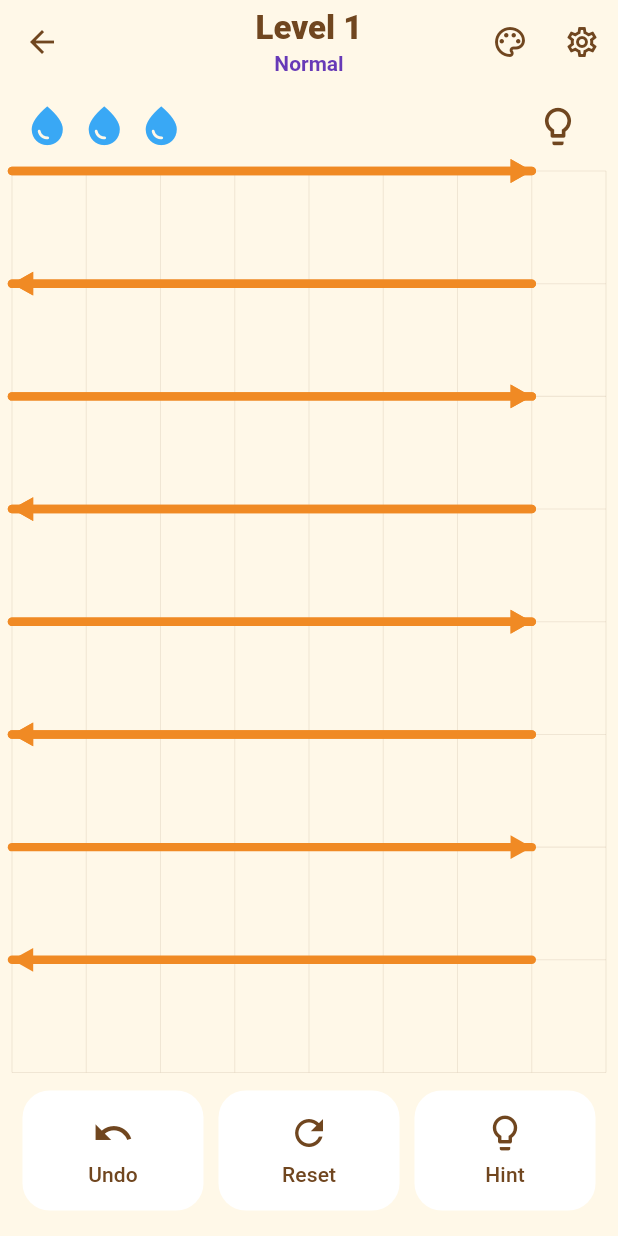
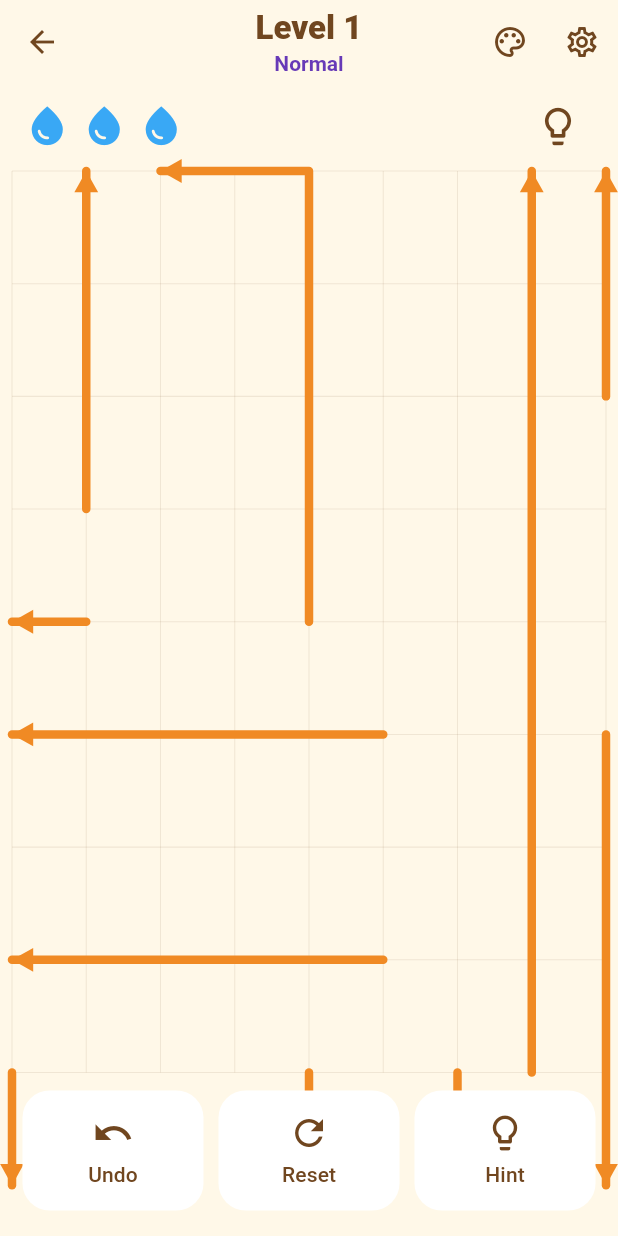
Before and after one commit to thegkexpert662-afk/arrogame1, a Flutter app: the GameScreen screen opened by its route, on a phone screen of 412 x 824 dp. Run offline on Flutter 3.47's test engine with Material 3 defaults, Android fonts, the phone set to English and light mode, and no system bars; our stand-ins replace shared_preferences; accounts and stored records are empty.

Commit message:
Implement random 90 degree turning arrow generator

```diff
--- a/lib/engine/arrow_puzzle_engine.dart
+++ b/lib/engine/arrow_puzzle_engine.dart
@@ -29,16 +29,16 @@ class ArrowPuzzleEngine {
   static List<Arrow> _generate(int level, PuzzleDifficulty difficulty) {
     final random = Random(level * 7919 + difficulty.index * 104729);
     final grid = switch (difficulty) {
-      PuzzleDifficulty.easy => min(9, 7 + level ~/ 30),
-      PuzzleDifficulty.normal => min(11, 8 + level ~/ 25),
-      PuzzleDifficulty.hard => min(13, 9 + level ~/ 20),
-      PuzzleDifficulty.expert => min(15, 10 + level ~/ 15),
+      PuzzleDifficulty.easy => 9,
+      PuzzleDifficulty.normal => 10,
+      PuzzleDifficulty.hard => 11,
+      PuzzleDifficulty.expert => 12,
     };
     final count = switch (difficulty) {
-      PuzzleDifficulty.easy => min(22, 7 + level ~/ 4),
-      PuzzleDifficulty.normal => min(38, 12 + level ~/ 3),
-      PuzzleDifficulty.hard => min(52, 18 + level ~/ 2),
-      PuzzleDifficulty.expert => min(68, 24 + level),
+      PuzzleDifficulty.easy => min(18, 9 + level ~/ 8),
+      PuzzleDifficulty.normal => min(28, 13 + level ~/ 5),
+      PuzzleDifficulty.hard => min(34, 17 + level ~/ 4),
+      PuzzleDifficulty.expert => min(40, 21 + level ~/ 3),
     };
     final maxTurns = switch (difficulty) {
       PuzzleDifficulty.easy => 1,
@@ -54,51 +54,40 @@ class ArrowPuzzleEngine {
     };
     final cell = 1.0 / (grid - 1);
 
-    for (var attempt = 0; attempt < 450; attempt++) {
+    // Generate many candidates and keep only boards that have a legal
+    // removal order. The random seed makes every level deterministic.
+    for (var attempt = 0; attempt < 700; attempt++) {
       final result = <Arrow>[];
-      final occupied = <String>{};
+      final occupiedPoints = <String>{};
+      final occupiedEdges = <String>{};
 
       for (var i = 0; i < count; i++) {
         Arrow? candidate;
-        for (var tryArrow = 0; tryArrow < 80; tryArrow++) {
-          final path = _makePath(random, grid, maxTurns, maxSteps, occupied);
+        for (var trial = 0; trial < 120; trial++) {
+          final path = _makePath(random, grid, maxTurns, maxSteps);
           if (path == null || path.length < 2) continue;
-          final points = path.map((p) => '${p.row}:${p.col}').toList();
+          if (!_fits(path, occupiedPoints, occupiedEdges)) continue;
+
           final last = path.last;
-          final prev = path[path.length - 2];
-          final finalDirection = Arrow.directionBetween(prev, last);
-          final key = points.join('|');
-          if (occupied.contains(key)) continue;
+          final previous = path[path.length - 2];
+          final finalDirection = Arrow.directionBetween(previous, last);
           candidate = Arrow(
             'L${level}_$i',
-            last.col * cell,
-            last.row * cell,
+            path.first.col * cell,
+            path.first.row * cell,
             (path.length - 1) * cell,
             finalDirection,
             path: path,
+            gridSize: grid,
           );
-          // Reserve a small clearance around every path point. This makes
-          // the dense board look close-packed while preventing touching.
-          final expanded = <String>{};
-          for (final p in path) {
-            for (var dr = -1; dr <= 1; dr++) {
-              for (var dc = -1; dc <= 1; dc++) {
-                expanded.add('${p.row + dr}:${p.col + dc}');
-              }
-            }
-          }
-          if (expanded.any(occupied.contains)) {
-            candidate = null;
-            continue;
-          }
-          occupied.addAll(expanded);
+          _reserve(path, occupiedPoints, occupiedEdges);
           break;
         }
         if (candidate == null) break;
         result.add(candidate);
       }
 
-      if (result.length >= max(3, count * 0.75).floor() && _isSolvable(result)) {
+      if (result.length >= max(5, (count * .70).floor()) && _isSolvable(result)) {
         return result;
       }
     }
@@ -106,18 +95,12 @@ class ArrowPuzzleEngine {
     return _fallback(level, difficulty, grid, cell);
   }
 
-  static List<ArrowPoint>? _makePath(
-    Random random,
-    int grid,
-    int maxTurns,
-    int maxSteps,
-    Set<String> occupied,
-  ) {
+  static List<ArrowPoint>? _makePath(Random random, int grid, int maxTurns, int maxSteps) {
     var row = random.nextInt(grid);
     var col = random.nextInt(grid);
     final path = <ArrowPoint>[ArrowPoint(row, col)];
     var direction = ArrowDirection.values[random.nextInt(4)];
-    var turns = random.nextInt(maxTurns + 1);
+    final turns = random.nextInt(maxTurns + 1);
 
     for (var segment = 0; segment <= turns; segment++) {
       final steps = 1 + random.nextInt(maxSteps);
@@ -125,60 +108,105 @@ class ArrowPuzzleEngine {
         final nr = row + direction.vector.dy.toInt();
         final nc = col + direction.vector.dx.toInt();
         if (nr < 0 || nr >= grid || nc < 0 || nc >= grid) {
-          // A path ending on the boundary is useful because its final
-          // direction can point out of the board.
-          if (path.length >= 2 && (row == 0 || row == grid - 1 || col == 0 || col == grid - 1)) {
-            return path;
+          return _pointsOutward(path, row, col, direction, grid);
         }
-          return null;
-        }
-        final key = '$nr:$nc';
-        if (occupied.contains(key) || path.any((p) => p.row == nr && p.col == nc)) return null;
         row = nr;
         col = nc;
         path.add(ArrowPoint(row, col));
       }
+
       if (segment < turns) {
-        final choices = ArrowDirection.values.where((d) => d != direction && d.vector.dx != -direction.vector.dx && d.vector.dy != -direction.vector.dy).toList();
-        direction = choices[random.nextInt(choices.length)];
+        final perpendicular = <ArrowDirection>[
+          if (direction == ArrowDirection.up || direction == ArrowDirection.down) ...[
+            ArrowDirection.left,
+            ArrowDirection.right,
+          ] else ...[
+            ArrowDirection.up,
+            ArrowDirection.down,
+          ],
+        ];
+        direction = perpendicular[random.nextInt(perpendicular.length)];
       }
     }
 
-    // Extend the final segment to the nearest boundary when possible.
-    while (row > 0 && row < grid - 1 && col > 0 && col < grid - 1) {
+    // Continue the last segment until it reaches an edge. This guarantees
+    // that the arrowhead points outward and can leave the board.
+    while (true) {
+      if (_isOutwardBoundary(row, col, direction, grid)) return path;
       final nr = row + direction.vector.dy.toInt();
       final nc = col + direction.vector.dx.toInt();
-      if (nr < 0 || nr >= grid || nc < 0 || nc >= grid) break;
-      if (occupied.contains('$nr:$nc') || path.any((p) => p.row == nr && p.col == nc)) return null;
+      if (nr < 0 || nr >= grid || nc < 0 || nc >= grid) return path;
       row = nr;
       col = nc;
       path.add(ArrowPoint(row, col));
     }
-    if (row == 0 || row == grid - 1 || col == 0 || col == grid - 1) return path;
-    return null;
+  }
+
+  static List<ArrowPoint>? _pointsOutward(List<ArrowPoint> path, int row, int col, ArrowDirection direction, int grid) {
+    return _isOutwardBoundary(row, col, direction, grid) ? path : null;
+  }
+
+  static bool _isOutwardBoundary(int row, int col, ArrowDirection direction, int grid) {
+    return (direction == ArrowDirection.up && row == 0) ||
+        (direction == ArrowDirection.down && row == grid - 1) ||
+        (direction == ArrowDirection.left && col == 0) ||
+        (direction == ArrowDirection.right && col == grid - 1);
+  }
+
+  static bool _fits(List<ArrowPoint> path, Set<String> points, Set<String> edges) {
+    for (var i = 0; i < path.length; i++) {
+      final p = path[i];
+      if (points.contains('${p.row}:${p.col}')) return false;
+      if (i == 0) continue;
+      final a = path[i - 1];
+      final b = path[i];
+      final edge = _edgeKey(a, b);
+      if (edges.contains(edge)) return false;
+      // Orthogonal segments can only cross on a grid point. Since every
+      // visited point is reserved, crossings and touching are rejected.
+      if (points.contains('${a.row}:${a.col}') && i > 1) return false;
+    }
+    return true;
+  }
+
+  static void _reserve(List<ArrowPoint> path, Set<String> points, Set<String> edges) {
+    for (var i = 0; i < path.length; i++) {
+      final p = path[i];
+      points.add('${p.row}:${p.col}');
+      if (i > 0) edges.add(_edgeKey(path[i - 1], p));
+    }
+  }
+
+  static String _edgeKey(ArrowPoint a, ArrowPoint b) {
+    final first = '${a.row}:${a.col}';
+    final second = '${b.row}:${b.col}';
+    return first.compareTo(second) < 0 ? '$first|$second' : '$second|$first';
   }
 
   static List<Arrow> _fallback(int level, PuzzleDifficulty difficulty, int grid, double cell) {
     final result = <Arrow>[];
     final count = switch (difficulty) {
       PuzzleDifficulty.easy => 8,
-      PuzzleDifficulty.normal => 14,
-      PuzzleDifficulty.hard => 20,
-      PuzzleDifficulty.expert => 28,
+      PuzzleDifficulty.normal => 12,
+      PuzzleDifficulty.hard => 16,
+      PuzzleDifficulty.expert => 20,
     };
+
+    // Guaranteed valid 90-degree paths arranged in separate rows/columns.
     for (var i = 0; i < count; i++) {
-      final row = i % grid;
-      final fromLeft = i.isEven;
-      final direction = fromLeft ? ArrowDirection.right : ArrowDirection.left;
-      final endCol = fromLeft ? grid - 1 : 0;
-      final startCol = fromLeft ? 0 : grid - 1;
+      final row = min(grid - 2, 1 + (i * 2) % max(1, grid - 2));
+      final col = i.isEven ? 1 : grid - 2;
+      final horizontal = i.isEven;
       final path = <ArrowPoint>[];
-      final step = fromLeft ? 1 : -1;
-      for (var c = startCol;; c += step) {
-        path.add(ArrowPoint(row, c));
-        if (c == endCol) break;
+      if (horizontal) {
+        for (var c = col; c < grid; c++) path.add(ArrowPoint(row, c));
+      } else {
+        for (var r = row; r >= 0; r--) path.add(ArrowPoint(r, col));
       }
-      result.add(Arrow('safe_${level}_$i', startCol * cell, row * cell, (path.length - 1) * cell, direction, path: path));
+      if (path.length >= 2) {
+        final direction = Arrow.directionBetween(path[path.length - 2], path.last);
+        result.add(Arrow('safe_${level}_$i', path.first.col * cell, path.first.row * cell, (path.length - 1) * cell, direction, path: path, gridSize: grid));
+      }
     }
     return result;
   }
@@ -208,19 +236,26 @@ class ArrowPuzzleEngine {
   }
 
   bool _pathClear(Arrow a, int index, List<Arrow> source) {
-    if (a.path.length < 2) return _straightPathClear(a, index, source);
+    if (!a.isPathArrow) return _straightPathClear(a, index, source);
     final last = a.path.last;
     final previous = a.path[a.path.length - 2];
     final direction = Arrow.directionBetween(previous, last);
     final start = Offset(last.col.toDouble(), last.row.toDouble());
     final end = start + direction.vector * 1000;
+
     for (var i = 0; i < source.length; i++) {
       if (i == index) continue;
       final b = source[i];
+      if (b.isPathArrow) {
         for (var s = 1; s < b.path.length; s++) {
           final c = b.path[s - 1];
           final d = b.path[s];
-        if (_segmentsNear(start, end, Offset(c.col.toDouble(), c.row.toDouble()), Offset(d.col.toDouble(), d.row.toDouble()), .30)) return false;
+          if (_segmentsNear(start, end, Offset(c.col.toDouble(), c.row.toDouble()), Offset(d.col.toDouble(), d.row.toDouble()), .28)) return false;
+        }
+      } else {
+        final bs = Offset(b.x, b.y);
+        final be = bs + b.direction.vector * b.length;
+        if (_segmentsNear(start, end, bs, be, .04)) return false;
       }
     }
     return true;
@@ -232,9 +267,17 @@ class ArrowPuzzleEngine {
     for (var i = 0; i < source.length; i++) {
       if (i == index) continue;
       final b = source[i];
+      if (b.isPathArrow) {
+        for (var s = 1; s < b.path.length; s++) {
+          final c = b.path[s - 1];
+          final d = b.path[s];
+          if (_segmentsNear(start, end, Offset(c.col.toDouble(), c.row.toDouble()), Offset(d.col.toDouble(), d.row.toDouble()), .28)) return false;
+        }
+      } else {
         final bs = Offset(b.x, b.y);
         final be = bs + b.direction.vector * b.length;
-      if (_segmentsNear(start, end, bs, be, .040)) return false;
+        if (_segmentsNear(start, end, bs, be, .04)) return false;
+      }
     }
     return true;
   }
@@ -256,28 +299,21 @@ class ArrowPuzzleEngine {
   bool hitTest(int index, Offset pos, Size size) {
     if (index < 0 || index >= arrows.length || size.width <= 0 || size.height <= 0) return false;
     final a = arrows[index];
-    final scale = min(size.width, size.height);
-    final p = Offset(pos.dx / size.width * (size.width / scale), pos.dy / size.height * (size.height / scale));
-    if (a.path.length >= 2) {
+    if (a.isPathArrow) {
+      final grid = max(1, a.gridSize - 1);
+      final p = Offset(pos.dx / size.width * grid, pos.dy / size.height * grid);
       for (var i = 1; i < a.path.length; i++) {
-        final s = Offset(a.path[i - 1].col / max(1, _gridFor(a)), a.path[i - 1].row / max(1, _gridFor(a)));
-        final e = Offset(a.path[i].col / max(1, _gridFor(a)), a.path[i].row / max(1, _gridFor(a)));
-        if (_distanceToSegment(p, s, e) < 0.035) return true;
+        final s = Offset(a.path[i - 1].col.toDouble(), a.path[i - 1].row.toDouble());
+        final e = Offset(a.path[i].col.toDouble(), a.path[i].row.toDouble());
+        if (_distanceToSegment(p, s, e) < .34) return true;
       }
       return false;
     }
+    final scale = min(size.width, size.height);
+    final normalized = Offset(pos.dx / size.width, pos.dy / size.height);
     final start = Offset(a.x, a.y);
     final end = start + a.direction.vector * a.length;
-    final threshold = 28 / scale;
-    return _distanceToSegment(Offset(pos.dx / size.width, pos.dy / size.height), start, end) < threshold;
-  }
-
-  int _gridFor(Arrow a) {
-    var maxPoint = 1;
-    for (final p in a.path) {
-      maxPoint = max(maxPoint, max(p.row, p.col));
-    }
-    return maxPoint;
+    return _distanceToSegment(normalized, start, end) < 28 / scale;
   }
 
   void undo() {
@@ -313,22 +349,24 @@ class ArrowPuzzleEngine {
   }
 
   static bool _staticPathClear(Arrow a, int index, List<Arrow> source) {
-    if (a.path.length >= 2) {
-      final last = a.path.last;
-      final previous = a.path[a.path.length - 2];
-      final direction = Arrow.directionBetween(previous, last);
-      final start = Offset(last.col.toDouble(), last.row.toDouble());
+    final start = a.isPathArrow ? Offset(a.path.last.col.toDouble(), a.path.last.row.toDouble()) : Offset(a.x, a.y);
+    final direction = a.isPathArrow ? Arrow.directionBetween(a.path[a.path.length - 2], a.path.last) : a.direction;
     final end = start + direction.vector * 1000;
+
     for (var i = 0; i < source.length; i++) {
       if (i == index) continue;
       final b = source[i];
+      if (b.isPathArrow) {
         for (var s = 1; s < b.path.length; s++) {
           final c = b.path[s - 1];
           final d = b.path[s];
-          if (_staticSegmentsNear(start, end, Offset(c.col.toDouble(), c.row.toDouble()), Offset(d.col.toDouble(), d.row.toDouble()), .30)) return false;
+          if (_staticSegmentsNear(start, end, Offset(c.col.toDouble(), c.row.toDouble()), Offset(d.col.toDouble(), d.row.toDouble()), .28)) return false;
         }
+      } else {
+        final bs = Offset(b.x, b.y);
+        final be = bs + b.direction.vector * b.length;
+        if (_staticSegmentsNear(start, end, bs, be, .04)) return false;
       }
-      return true;
     }
     return true;
   }
```
Lines whose indentation alone changed are shown as unchanged.
